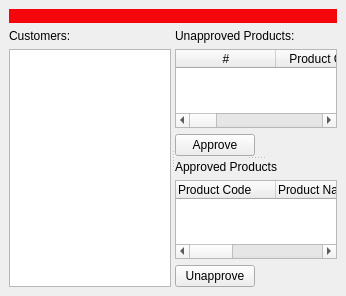
eboladev/smarterp, file megvel/erp_customers/productsapproval.ui: the form before one commit.
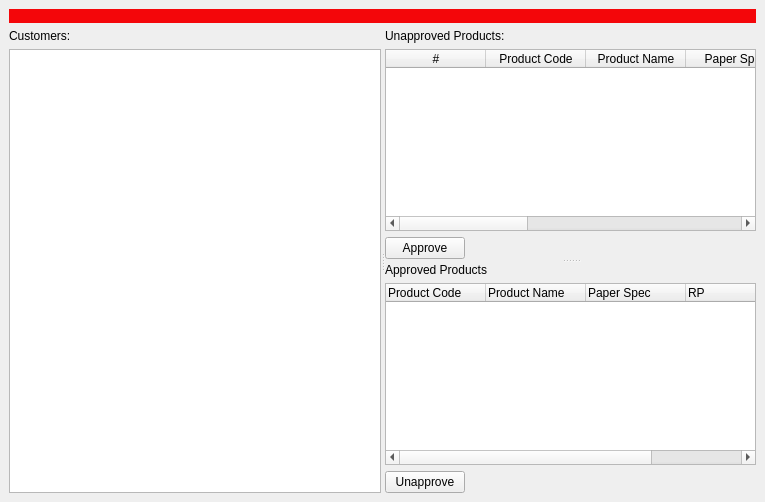
The form after the commit. Custom widgets are drawn as their Qt base class.

Diff of the .ui file:
```diff
--- a/megvel/erp_customers/productsapproval.ui
+++ b/megvel/erp_customers/productsapproval.ui
@@ -6,8 +6,8 @@
    <rect>
     <x>0</x>
     <y>0</y>
-    <width>346</width>
-    <height>296</height>
+    <width>765</width>
+    <height>502</height>
    </rect>
   </property>
   <property name="windowTitle">
```
